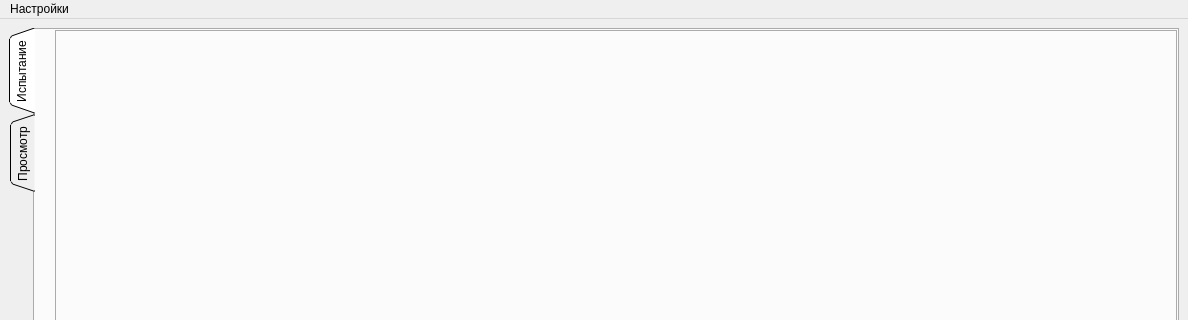
Shqet/Surprize_v4.0, file app/ui/designer/main_window.ui: the form before one commit; both pictures show x 0 to 1188 and y 0 to 320 of the 1188 by 772 pixel window.
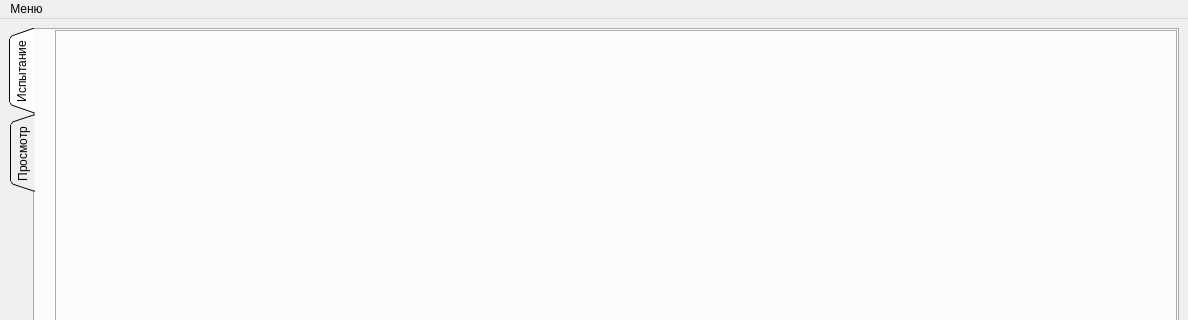
The form after the commit. The open tabs and pages were chosen to show the change.

What changed in the file:
```diff
--- a/app/ui/designer/main_window.ui
+++ b/app/ui/designer/main_window.ui
@@ -301,12 +301,12 @@
      <height>21</height>
     </rect>
    </property>
-   <widget class="QMenu" name="menu">
+   <widget class="QMenu" name="m_menu">
     <property name="title">
-     <string>Настройки</string>
+     <string>Меню</string>
     </property>
    </widget>
-   <addaction name="menu"/>
+   <addaction name="m_menu"/>
   </widget>
   <widget class="QStatusBar" name="statusbar"/>
  </widget>
```
Left out of the diff: 8 changed lines with no effect on the pictures.
